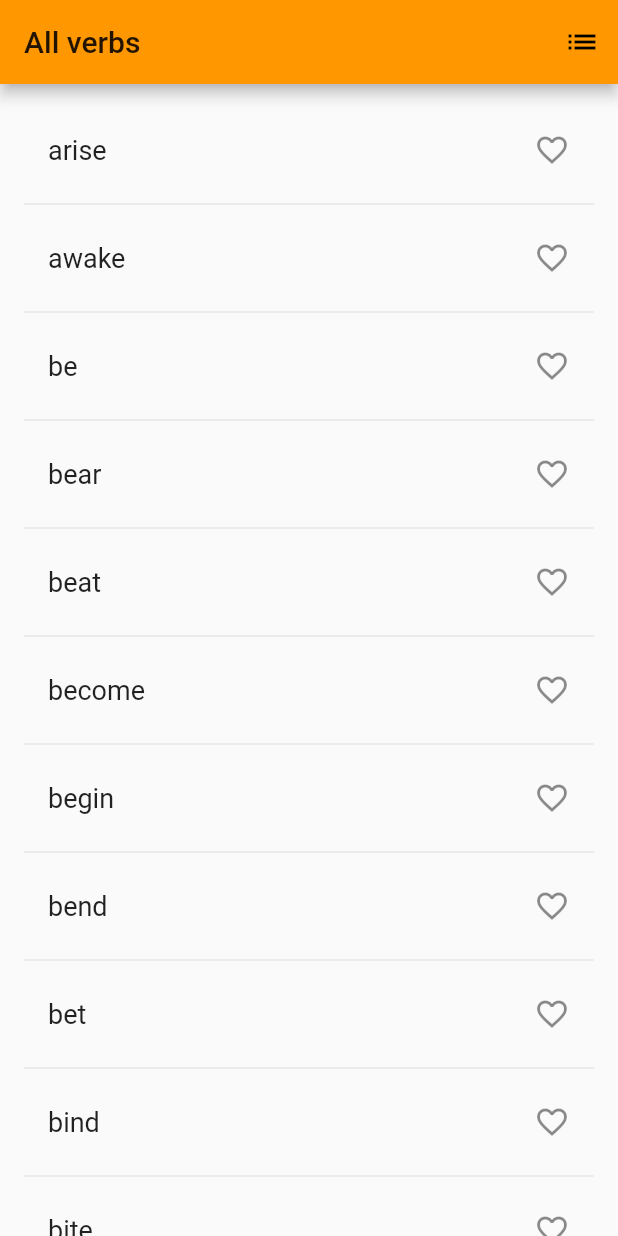
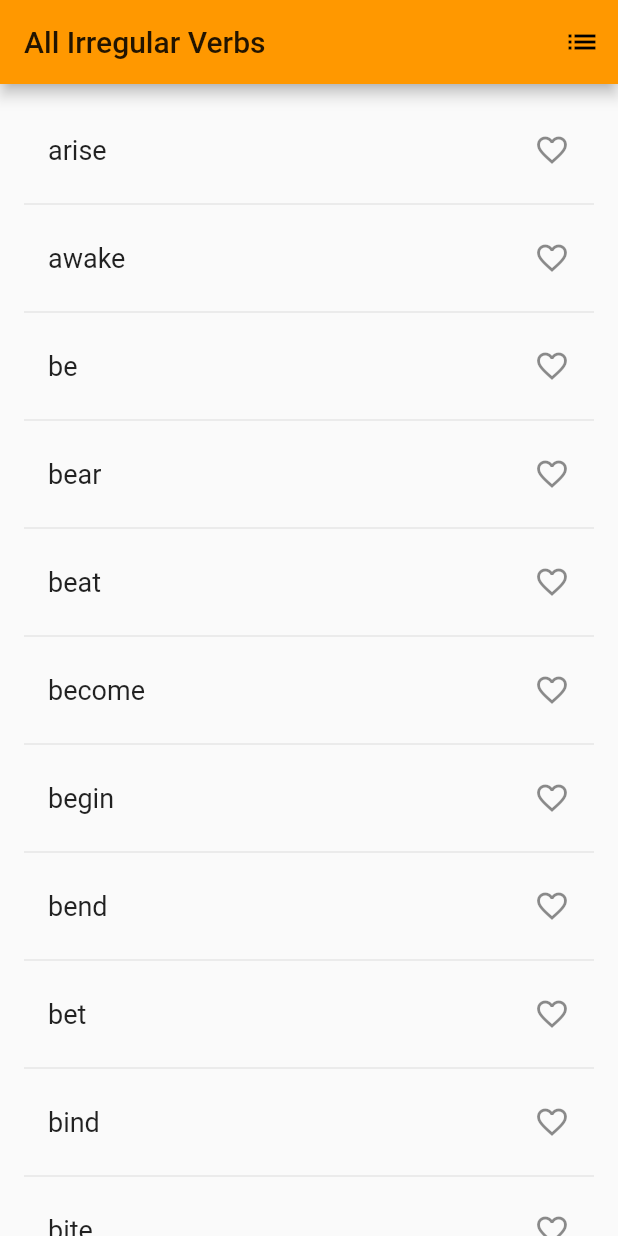
Before and after one commit to duckyngo/Irregular-Verb-Flutter-Apps, a Flutter app: the screen it shows after launch, on a phone screen of 412 x 824 dp. Run offline on Flutter 3.47's test engine with Material 2 defaults, Android fonts, the phone set to English and light mode, and no system bars.

Commit message:
Update README

```diff
--- a/lib/main.dart
+++ b/lib/main.dart
@@ -63,7 +63,7 @@ class _IrregularVerbsState extends State<IrregularVerbsList>{
 
     return Scaffold(
       appBar: AppBar(
-        title: Text("All verbs"),
+        title: Text("All Irregular Verbs"),
         actions: [IconButton(onPressed: _pushFavorite, icon: Icon(Icons.list))],
       ),
       body: _buildWordList(),
```
Also changed, not shown: 3 other files.
